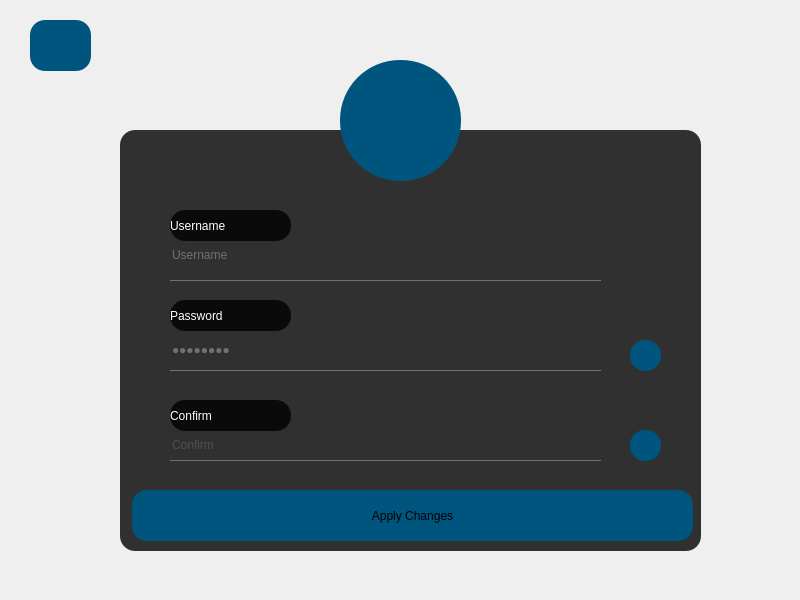
This is messenger/editprofile.ui in aliomidi3002/Messenger as Qt 5 draws it before an edit. The edited form follows.
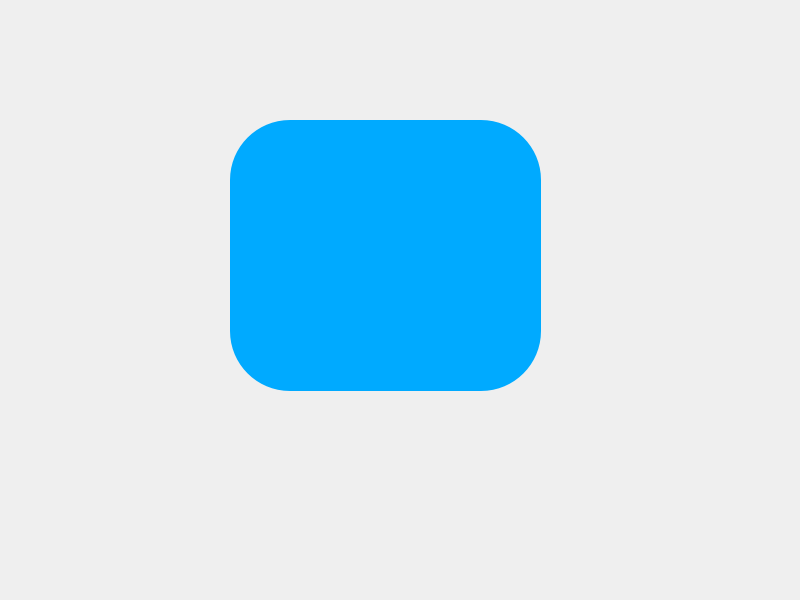
This is the edited form. Icons and pictures are not drawn.

```diff
--- a/messenger/editprofile.ui
+++ b/messenger/editprofile.ui
@@ -14,22 +14,29 @@
    <string>Dialog</string>
   </property>
   <property name="styleSheet">
-   <string notr="true">QDialog{
-background-image: url(:/new/prefix1/image/iStock-697020460-scaled.jpg);
-}
-
-QFrame{
+   <string notr="true">QFrame{
 background:rgba(0,0,0,0.8);
 border-radius:15px;
 }
 
+QDialog{
+	background-image: url(:/new/prefix1/image/Qvqz7n.jpg);
+}
+
+
 QToolButton{
 border-radius:60px;
-background-color: rgb(0, 85, 127);
+	background-color: rgb(0, 170, 255);
 }
 
+QPushButton{
+border-radius:15px;
+background-color: rgb(0, 170, 255);
+font: 900 14pt &quot;Segoe UI Black&quot;;
+}
 
-QToolButton:hover{
+
+QPushButton:hover{
 background-color: rgb(0, 0, 127);
 }
 
@@ -38,192 +45,16 @@
 background:transparent;
 border:none;
 color:#717072;
-border-bottom: 1px solid #717072;
-font: 12pt &quot;Segoe UI&quot;;
-}
-
-QPushButton{
-border-radius:15px;
-background-color: rgb(0, 85, 127);
-font: 900 14pt &quot;Segoe UI Black&quot;;
-}
-
-
-QPushButton:hover{
-background-color: rgb(0, 0, 127);
-}
-
-QLabel{
-color:white;
-border-radius:15px;
-font: 900 14pt &quot;Segoe UI Black&quot;;
-}
-
-</string>
+border-bottom: 1px solid #717072
+}</string>
   </property>
-  <widget class="QFrame" name="frame">
-   <property name="geometry">
-    <rect>
-     <x>120</x>
-     <y>130</y>
-     <width>581</width>
-     <height>421</height>
-    </rect>
-   </property>
-   <property name="frameShape">
-    <enum>QFrame::StyledPanel</enum>
-   </property>
-   <property name="frameShadow">
-    <enum>QFrame::Raised</enum>
-   </property>
-   <widget class="QLineEdit" name="lineEdit">
-    <property name="geometry">
-     <rect>
-      <x>50</x>
-      <y>100</y>
-      <width>431</width>
-      <height>51</height>
-     </rect>
-    </property>
-    <property name="text">
-     <string>Username</string>
-    </property>
-   </widget>
-   <widget class="QLineEdit" name="lineEdit_2">
-    <property name="geometry">
-     <rect>
-      <x>50</x>
-      <y>200</y>
-      <width>431</width>
-      <height>41</height>
-     </rect>
-    </property>
-    <property name="text">
-     <string>Password</string>
-    </property>
-    <property name="echoMode">
-     <enum>QLineEdit::Password</enum>
-    </property>
-   </widget>
-   <widget class="QPushButton" name="pushButton">
-    <property name="geometry">
-     <rect>
-      <x>12</x>
-      <y>360</y>
-      <width>561</width>
-      <height>51</height>
-     </rect>
-    </property>
-    <property name="text">
-     <string>Apply Changes</string>
-    </property>
-   </widget>
-   <widget class="QLabel" name="label">
-    <property name="geometry">
-     <rect>
-      <x>50</x>
-      <y>80</y>
-      <width>121</width>
-      <height>31</height>
-     </rect>
-    </property>
-    <property name="text">
-     <string>Username</string>
-    </property>
-   </widget>
-   <widget class="QLabel" name="label_2">
-    <property name="geometry">
-     <rect>
-      <x>50</x>
-      <y>170</y>
-      <width>121</width>
-      <height>31</height>
-     </rect>
-    </property>
-    <property name="text">
-     <string>Password</string>
-    </property>
-   </widget>
-   <widget class="QPushButton" name="pushButton_3">
-    <property name="geometry">
-     <rect>
-      <x>510</x>
-      <y>210</y>
-      <width>31</width>
-      <height>31</height>
-     </rect>
-    </property>
-    <property name="text">
-     <string/>
-    </property>
-    <property name="icon">
-     <iconset resource="images.qrc">
-      <normaloff>:/new/prefix1/image/4779893-200.png</normaloff>:/new/prefix1/image/4779893-200.png</iconset>
-    </property>
-    <property name="iconSize">
-     <size>
-      <width>30</width>
-      <height>30</height>
-     </size>
-    </property>
-   </widget>
-   <widget class="QPushButton" name="pushButton_4">
-    <property name="geometry">
-     <rect>
-      <x>510</x>
-      <y>300</y>
-      <width>31</width>
-      <height>31</height>
-     </rect>
-    </property>
-    <property name="text">
-     <string/>
-    </property>
-    <property name="icon">
-     <iconset resource="images.qrc">
-      <normaloff>:/new/prefix1/image/4779893-200.png</normaloff>:/new/prefix1/image/4779893-200.png</iconset>
-    </property>
-    <property name="iconSize">
-     <size>
-      <width>30</width>
-      <height>30</height>
-     </size>
-    </property>
-   </widget>
-   <widget class="QLabel" name="label_3">
-    <property name="geometry">
-     <rect>
-      <x>50</x>
-      <y>270</y>
-      <width>121</width>
-      <height>31</height>
-     </rect>
-    </property>
-    <property name="text">
-     <string>Confirm</string>
-    </property>
-   </widget>
-   <widget class="QLineEdit" name="lineEdit_3">
-    <property name="geometry">
-     <rect>
-      <x>50</x>
-      <y>300</y>
-      <width>431</width>
-      <height>31</height>
-     </rect>
-    </property>
-    <property name="placeholderText">
-     <string>Confirm</string>
-    </property>
-   </widget>
-  </widget>
   <widget class="QToolButton" name="toolButton">
    <property name="geometry">
     <rect>
-     <x>340</x>
-     <y>60</y>
-     <width>121</width>
-     <height>121</height>
+     <x>230</x>
+     <y>120</y>
+     <width>311</width>
+     <height>271</height>
     </rect>
    </property>
    <property name="text">
@@ -240,29 +71,6 @@
     </size>
    </property>
   </widget>
-  <widget class="QPushButton" name="pushButton_2">
-   <property name="geometry">
-    <rect>
-     <x>30</x>
-     <y>20</y>
-     <width>61</width>
-     <height>51</height>
-    </rect>
-   </property>
-   <property name="text">
-    <string/>
-   </property>
-   <property name="icon">
-    <iconset resource="images.qrc">
-     <normaloff>:/new/prefix1/image/93634.png</normaloff>:/new/prefix1/image/93634.png</iconset>
-   </property>
-   <property name="iconSize">
-    <size>
-     <width>30</width>
-     <height>30</height>
-    </size>
-   </property>
-  </widget>
  </widget>
  <resources>
   <include location="images.qrc"/>
```
